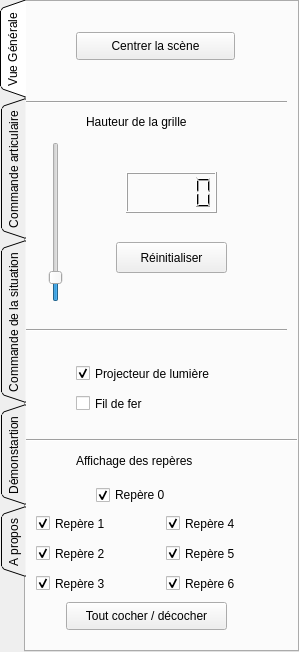
The window that src/mainWidgetform.ui (miludmann/ensiie-irb4440) describes before a commit, drawn with Qt 5.
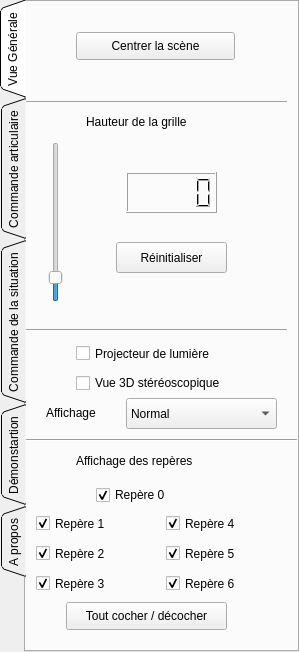
The same window after the commit.

```diff
--- a/src/mainWidgetform.ui
+++ b/src/mainWidgetform.ui
@@ -134,7 +134,7 @@
     <property name="geometry">
      <rect>
       <x>50</x>
-      <y>360</y>
+      <y>340</y>
       <width>171</width>
       <height>23</height>
      </rect>
@@ -143,20 +143,7 @@
      <string>Projecteur de lumière</string>
     </property>
     <property name="checked">
-     <bool>true</bool>
-    </property>
-   </widget>
-   <widget class="QCheckBox" name="checkBox_2">
-    <property name="geometry">
-     <rect>
-      <x>50</x>
-      <y>390</y>
-      <width>93</width>
-      <height>23</height>
-     </rect>
-    </property>
-    <property name="text">
-     <string>Fil de fer</string>
+     <bool>false</bool>
     </property>
    </widget>
    <widget class="Line" name="line_7">
@@ -313,6 +300,67 @@
      <string>Tout cocher / décocher</string>
     </property>
    </widget>
+   <widget class="QComboBox" name="display_mode">
+    <property name="geometry">
+     <rect>
+      <x>100</x>
+      <y>396</y>
+      <width>151</width>
+      <height>31</height>
+     </rect>
+    </property>
+    <item>
+     <property name="text">
+      <string>Normal</string>
+     </property>
+    </item>
+    <item>
+     <property name="text">
+      <string>Fil de fer</string>
+     </property>
+    </item>
+    <item>
+     <property name="text">
+      <string>Points</string>
+     </property>
+    </item>
+    <item>
+     <property name="text">
+      <string>Bbox</string>
+     </property>
+    </item>
+    <item>
+     <property name="text">
+      <string>3D</string>
+     </property>
+    </item>
+   </widget>
+   <widget class="QLabel" name="label_25">
+    <property name="geometry">
+     <rect>
+      <x>20</x>
+      <y>400</y>
+      <width>81</width>
+      <height>21</height>
+     </rect>
+    </property>
+    <property name="text">
+     <string>Affichage</string>
+    </property>
+   </widget>
+   <widget class="QCheckBox" name="set3D">
+    <property name="geometry">
+     <rect>
+      <x>50</x>
+      <y>370</y>
+      <width>181</width>
+      <height>22</height>
+     </rect>
+    </property>
+    <property name="text">
+     <string>Vue 3D stéréoscopique</string>
+    </property>
+   </widget>
   </widget>
   <widget class="QWidget" name="tab_2">
    <property name="autoFillBackground">
```
